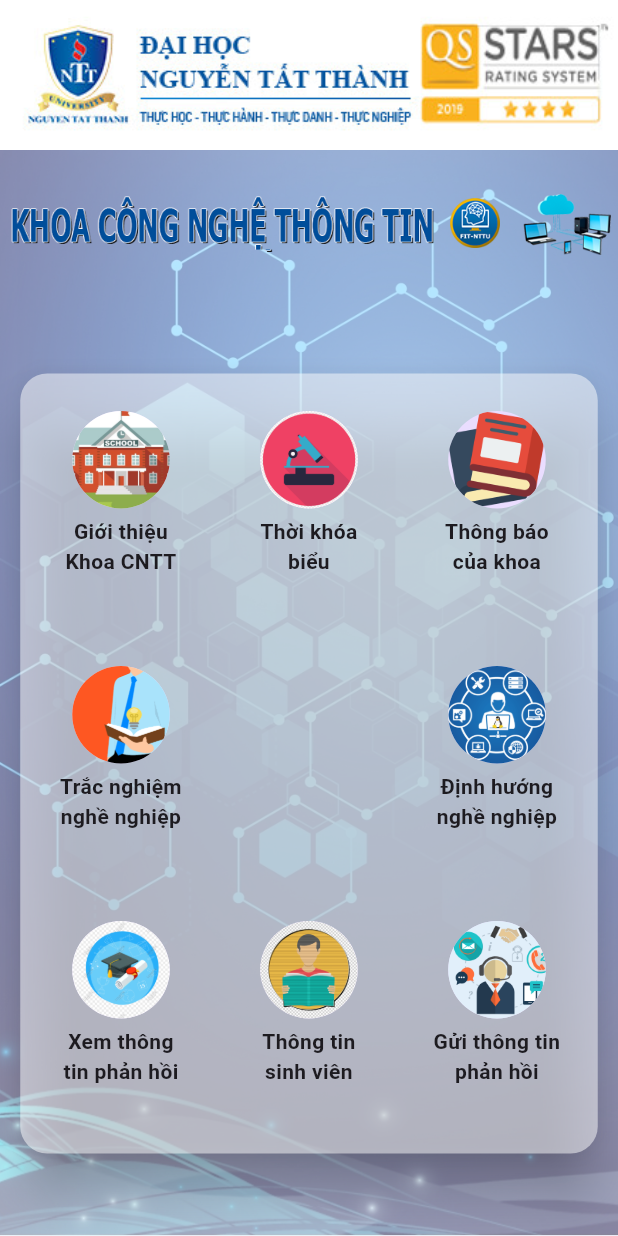
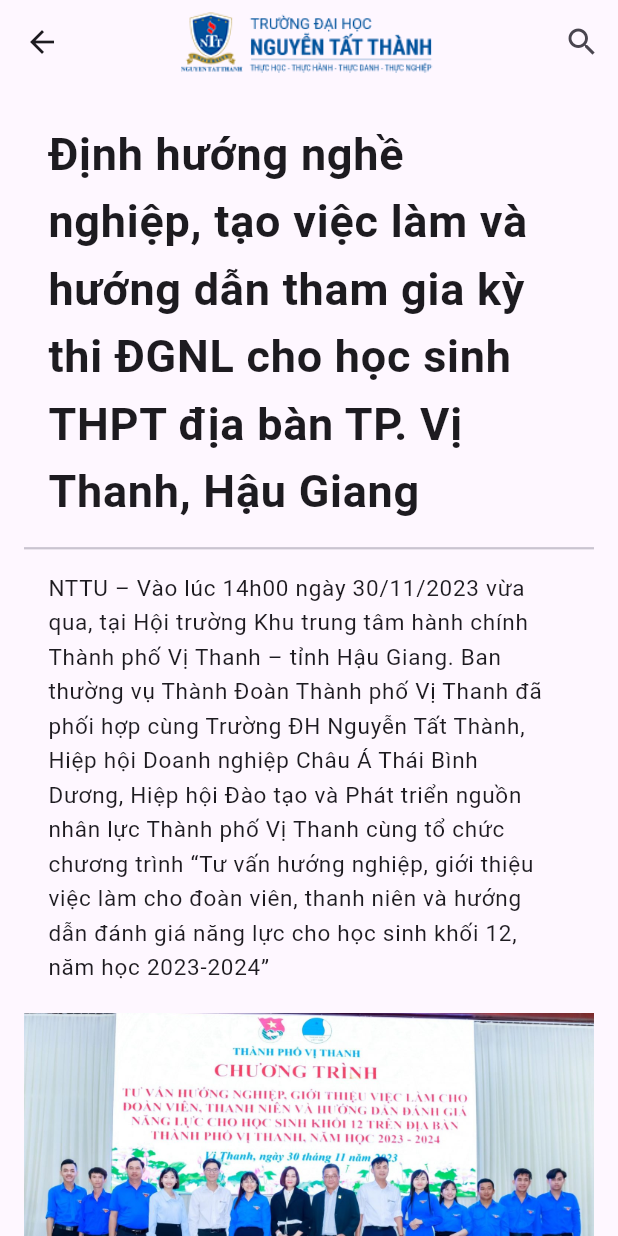
Before and after one commit to chidinhgit/StudentCare_NTTU, a Flutter app: the MyHomePage screen opened directly, after a tap on "Định hướng nghề nghiệp", on a phone screen of 412 x 824 dp. Run offline on Flutter 3.47's test engine with Material 3 defaults, Android fonts, the phone set to English and light mode, and no system bars; our stand-ins replace table_calendar.

Commit message:
LCDinh_5/3

```diff
--- a/lib/main.dart
+++ b/lib/main.dart
@@ -28,7 +28,7 @@
               children: <Widget>[
                 // Logo Image
                 Image.asset(
-                  'assets/images/logo.jpg',
+                  'assets/images/logo.png',
                   height: 120.0,
                 ),
                 SizedBox(height: 16.0),
--- /dev/null
+++ b/lib/tinhnang/dinhhuongnghenghiep.dart
@@ -0,0 +1,113 @@
+import 'package:flutter/material.dart';
+
+void main() {
+  runApp(MyApp());
+}
+
+class MyApp extends StatelessWidget {
+  @override
+  Widget build(BuildContext context) {
+    return MaterialApp(
+      home: DinhHuongNgheNghiep(),
+    );
+  }
+}
+
+class DinhHuongNgheNghiep extends StatelessWidget {
+  @override
+  Widget build(BuildContext context) {
+    return Scaffold(
+      appBar: AppBar(
+        title: Row(
+          mainAxisAlignment: MainAxisAlignment.center,
+          children: [
+            Image.asset(
+              'assets/images/logoAPBAR.png',
+              height: 180,
+              width: 180,
+            ),
+          ],
+        ),
+        actions: [
+          IconButton(
+            icon: Icon(Icons.search),
+            onPressed: () {},
+          ),
+        ],
+      ),
+      body: ListView(
+        padding: EdgeInsets.all(16),
+        children: [
+          ListTile(
+            title: Text(
+              "Định hướng nghề nghiệp, tạo việc làm và hướng dẫn tham gia kỳ thi ĐGNL cho học sinh THPT địa bàn TP. Vị Thanh, Hậu Giang",
+              style: TextStyle(fontSize: 30, fontWeight: FontWeight.bold),
+            ),
+          ),
+          Divider(height: 15, thickness: 1.5),
+          ListTile(
+            title: Text(
+              "NTTU – Vào lúc 14h00 ngày 30/11/2023 vừa qua, tại Hội trường Khu trung tâm hành chính Thành phố Vị Thanh – tỉnh Hậu Giang. Ban thường vụ Thành Đoàn Thành phố Vị Thanh đã phối hợp cùng Trường ĐH Nguyễn Tất Thành, Hiệp hội Doanh nghiệp Châu Á Thái Bình Dương, Hiệp hội Đào tạo và Phát triển nguồn nhân lực Thành phố Vị Thanh cùng tổ chức chương trình “Tư vấn hướng nghiệp, giới thiệu việc làm cho đoàn viên, thanh niên và hướng dẫn đánh giá năng lực cho học sinh khối 12, năm học 2023-2024”",
+              style: TextStyle(fontSize: 15),
+            ),
+          ),
+          Container(
+            margin: EdgeInsets.only(top: 10), // Khoảng cách giữa Text và Image
+            child: Image.asset('assets/images/photo1.jpg'),
+          ),
+          SizedBox(
+              height: 5),
+          Text(
+            "Đại diện Ban thường vụ Thành Đoàn Thành phố Vị Thanh, Trường ĐH Nguyễn Tất Thành; Hiệp hội Doanh nghiệp Châu Á Thái Bình Dương; Hiệp hội Đào tạo và Phát triển nguồn nhân lực Thành phố Vị Thanh",
+            style: TextStyle(fontSize: 13, fontStyle: FontStyle.italic,),
+            textAlign: TextAlign.center,
+          ),
+          ListTile(
+            title: Text(
+              "Chương trình thu hút hơn 500 học sinh, đoàn viên, thanh niên từ các trường THPT trên địa bàn Thành phố Vị Thanh đến tham gia.",
+              style: TextStyle(fontSize: 15),
+            ),
+          ),
+          ListTile(
+            title: Text(
+              "Tại chương trình, các em được TS. Nguyễn Thanh Phương – Giám đốc Trung tâm Quan hệ doanh nghiêp và Việc làm sinh viên Trường ĐH Nguyễn Tất Thành, giải đáp thắc mắc, tư vấn định hướng nghề nghiệp tương lai, chọn hướng đi phù hợp với năng lực, sở thích, điều kiện của bản thân sau khi tốt nghiệp THPT, cũng như thông tin về nhu cầu việc làm, kỳ thi đánh giá năng lực cho học sinh khối 12… Chương trình diễn ra rất sôi nổi, các em học sinh THPT rất quan tâm đến những chương trình đào tạo, các chính sách đãi ngộ, điều kiện học tập tại Trường ĐH Nguyễn Tất Thành, cũng như cơ hội nghề nghiệp, việc làm sau này của mình khi tốt nghiệp. Trong suốt thời gian trương trinh diễn ra, rất nhiều câu hỏi đã được gửi tới TS. Nguyễn Thanh Phương.",
+              style: TextStyle(fontSize: 15),
+            ),
+          ),
+          Container(
+            margin: EdgeInsets.only(top: 10),
+            child: Image.asset('assets/images/photo2.jpg'),
+          ),
+          Container(
+            margin: EdgeInsets.only(top: 10),
+            child: Image.asset('assets/images/photo3.jpg'),
+          ),
+          SizedBox(
+              height: 5), // Adjust the spacing between image and text as needed
+          Text(
+            "Rất nhiều câu hỏi đã được gửi tới TS. Nguyễn Thanh Phương Phương – Giám đốc Trung tâm Quan hệ doanh nghiêp và Việc làm sinh viên Trường ĐH Nguyễn Tất Thành",
+            style: TextStyle(fontSize: 13, fontStyle: FontStyle.italic,),
+            textAlign: TextAlign.center,
+          ),
+          ListTile(
+            title: Text(
+              "Cũng trong dịp này, Trường ĐH Nguyễn Tất Thành và Hiệp hội Đào tạo và Phát triển nguồn nhân lực Thành phố Vị Thanh đã trao tặng 15 suất học bổng, mỗi suất trị giá 500.000 đồng, cùng nhiều quà tặng khác cho đoàn viên, thanh niên là học sinh khối 12 có thành tích vượt khó học tốt trên địa bàn thành phố.",
+              style: TextStyle(fontSize: 15),
+            ),
+          ),
+          Container(
+            margin: EdgeInsets.only(top: 10),
+            child: Image.asset('assets/images/photo4.jpg'),
+          ),
+          SizedBox(
+              height: 5), // Adjust the spacing between image and text as needed
+          Text(
+            "Rất nhiều câu hỏi đã được gửi tới TS. Nguyễn Thanh Phương Phương – Giám đốc Trung tâm Quan hệ doanh nghiêp và Việc làm sinh viên Trường ĐH Nguyễn Tất Thành",
+            style: TextStyle(fontSize: 13, fontStyle: FontStyle.italic,),
+            textAlign: TextAlign.center,
+          ),
+        ],
+      ),
+    );
+  }
+}
--- a/lib/tinhnang/home.dart
+++ b/lib/tinhnang/home.dart
@@ -3,6 +3,8 @@
 import 'package:notification_nttu/thongtinphanhoi/nhanthongtin.dart';
 import 'package:notification_nttu/tinhnang/ThongTinCaNhan.dart';
 import 'package:notification_nttu/tinhnang/TongQuanTKB.dart';
+import 'package:notification_nttu/tinhnang/dinhhuongnghenghiep.dart';
+import 'package:notification_nttu/tinhnang/thongBaoKhoa.dart';
 
 void main() {
   runApp(MyApp());
@@ -169,20 +171,20 @@
             MaterialPageRoute(builder: (context) => TimetableApp()),
           );
         } else if (text == 'Thông báo của khoa') {
-          // Navigator.push(
-          //   context,
-          //   MaterialPageRoute(builder: (context) => thongBaoKhoa()),
-          // );
+          Navigator.push(
+            context,
+            MaterialPageRoute(builder: (context) => ThongBaoKhoa()),
+          );
         } else if (text == 'Trắc nghiệm nghề nghiệp') {
           // Navigator.push(
           //   context,
           //   MaterialPageRoute(builder: (context) => tracNghiem()),
           // );
         } else if (text == 'Định hướng nghề nghiệp') {
-          // Navigator.push(
-          //   context,
-          //   MaterialPageRoute(builder: (context) => dinhHuong()),
-          // );
+          Navigator.push(
+            context,
+            MaterialPageRoute(builder: (context) => DinhHuongNgheNghiep()),
+          );
         } else if (text == 'Xem thông tin phản hồi') {
           Navigator.push(
             context,
--- a/pubspec.yaml
+++ b/pubspec.yaml
@@ -63,6 +63,7 @@
     - assets/images/
     - assets/images/Background.jpg
 
+
   # An image asset can refer to one or more resolution-specific "variants", see
   # https://flutter.dev/assets-and-images/#resolution-aware
 
```
Also changed, not shown: assets/images/logo.png (added), assets/images/logoAPBAR.png (added), assets/images/photo1.jpg (added), assets/images/photo2.jpg (added), assets/images/photo3.jpg (added), assets/images/photo4.jpg (added), pubspec.lock.
